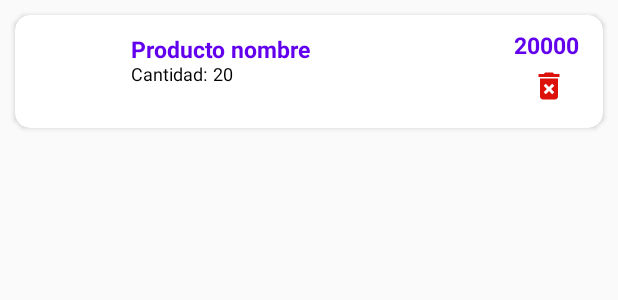
After one commit to carloshuila/EmpredApp, an Android app: the layout cardview_item_pedidos.xml on its own in the app's theme, with its tools: preview values and no code run, on a phone screen of 412 x 824 dp. The commit adds this screen. Shown: the top 300 px of the screen. Run offline under Robolectric (Android 15) with nearby library versions, the phone set to English and light mode, and no system bars.

Commit message:
list pedidos

```diff
--- a/app/src/main/java/edu/aplimovil/emprendapp/categorias/CategoriaActivity.java
+++ /dev/null
@@ -1,4 +0,0 @@
-package edu.aplimovil.emprendapp.categorias;
-
-public class CategoriaActivity {
-}
--- a/app/src/main/java/edu/aplimovil/emprendapp/postres/AdapterPostres.java
+++ b/app/src/main/java/edu/aplimovil/emprendapp/postres/AdapterPostres.java
@@ -63,8 +63,6 @@ public class AdapterPostres extends RecyclerView.Adapter<AdapterPostres.MyViewHo
                 }
             });
 
-
-
         }
 
         @Override
--- /dev/null
+++ b/app/src/main/res/drawable/delete.xml
@@ -0,0 +1,5 @@
+<vector android:height="24dp" android:tint="#DC120A"
+    android:viewportHeight="24" android:viewportWidth="24"
+    android:width="24dp" xmlns:android="http://schemas.android.com/apk/res/android">
+    <path android:fillColor="@android:color/white" android:pathData="M6,19c0,1.1 0.9,2 2,2h8c1.1,0 2,-0.9 2,-2L18,7L6,7v12zM8.46,11.88l1.41,-1.41L12,12.59l2.12,-2.12 1.41,1.41L13.41,14l2.12,2.12 -1.41,1.41L12,15.41l-2.12,2.12 -1.41,-1.41L10.59,14l-2.13,-2.12zM15.5,4l-1,-1h-5l-1,1L5,4v2h14L19,4z"/>
+</vector>
--- /dev/null
+++ b/app/src/main/res/layout/cardview_item_pedidos.xml
@@ -0,0 +1,97 @@
+<?xml version="1.0" encoding="utf-8"?>
+<androidx.cardview.widget.CardView xmlns:android="http://schemas.android.com/apk/res/android"
+    xmlns:tools="http://schemas.android.com/tools"
+    android:id="@+id/id_cardViewPedidos"
+    android:layout_width="match_parent"
+    android:layout_height="75dp"
+    xmlns:app="http://schemas.android.com/apk/res-auto"
+    android:layout_margin="10dp"
+    app:cardCornerRadius="10dp"
+    android:clickable="true"
+    android:foreground="?android:attr/selectableItemBackground">
+
+
+    <androidx.constraintlayout.widget.ConstraintLayout
+        android:layout_width="match_parent"
+        android:layout_height="match_parent"
+        android:orientation="vertical">
+
+        <ImageView
+            android:id="@+id/id_pedido_img"
+            android:layout_width="65dp"
+            android:layout_height="65dp"
+            android:layout_marginStart="4dp"
+            android:background="@color/colorBlanco"
+            android:contentDescription="TODO"
+            android:scaleType="centerCrop"
+            app:layout_constraintBottom_toBottomOf="parent"
+            app:layout_constraintStart_toStartOf="parent"
+            app:layout_constraintTop_toTopOf="parent" />
+
+        <TextView
+            android:id="@+id/id_pedido_nombre"
+            android:layout_width="122dp"
+            android:layout_height="17dp"
+            android:layout_marginTop="12dp"
+            android:background="@color/colorCintaCard"
+            android:text="Producto nombre"
+            android:textColor="@color/colorPrimary"
+            android:textSize="15sp"
+            android:textStyle="bold"
+            app:layout_constraintEnd_toEndOf="parent"
+            app:layout_constraintHorizontal_bias="0.039"
+            app:layout_constraintStart_toEndOf="@+id/id_pedido_img"
+            app:layout_constraintTop_toTopOf="parent" />
+
+        <TextView
+            android:id="@+id/etiquetacantidad"
+            android:layout_width="wrap_content"
+            android:layout_height="wrap_content"
+            android:layout_marginStart="8dp"
+            android:layout_marginBottom="28dp"
+            android:text="Cantidad:"
+            android:textColor="@color/colorNegro"
+            android:textSize="12sp"
+            app:layout_constraintBottom_toBottomOf="parent"
+            app:layout_constraintStart_toEndOf="@+id/id_pedido_img" />
+
+        <TextView
+            android:id="@+id/id_pedido_cant"
+            android:layout_width="wrap_content"
+            android:layout_height="wrap_content"
+            android:layout_marginStart="4dp"
+            android:layout_marginBottom="28dp"
+            android:text="20"
+            android:textColor="@color/colorNegro"
+            android:textSize="12sp"
+            app:layout_constraintBottom_toBottomOf="parent"
+            app:layout_constraintStart_toEndOf="@+id/etiquetacantidad" />
+
+        <TextView
+            android:id="@+id/id_pedidos_total"
+            android:layout_width="wrap_content"
+            android:layout_height="wrap_content"
+            android:layout_marginEnd="16dp"
+            android:text="20000"
+            android:textColor="@color/colorPrimary"
+            android:textSize="15sp"
+            android:textStyle="bold"
+            app:layout_constraintBottom_toTopOf="@+id/id_pedidos_eliminar"
+            app:layout_constraintEnd_toEndOf="parent"
+            app:layout_constraintHorizontal_bias="1.0"
+            app:layout_constraintStart_toEndOf="@+id/id_pedido_nombre"
+            app:layout_constraintTop_toTopOf="parent"
+            app:layout_constraintVertical_bias="0.666" />
+
+        <ImageView
+            android:id="@+id/id_pedidos_eliminar"
+            android:layout_width="wrap_content"
+            android:layout_height="wrap_content"
+            android:layout_marginEnd="24dp"
+            android:layout_marginBottom="16dp"
+            app:layout_constraintBottom_toBottomOf="parent"
+            app:layout_constraintEnd_toEndOf="parent"
+            app:srcCompat="@drawable/delete" />
+
+    </androidx.constraintlayout.widget.ConstraintLayout>
+</androidx.cardview.widget.CardView>
--- a/app/src/main/res/values/strings.xml
+++ b/app/src/main/res/values/strings.xml
@@ -1,3 +1,4 @@
 <resources>
     <string name="app_name">EmprendApp</string>
+    <string name="btn_comprar">AGREGAR AL CARRITO</string>
 </resources>
```
Also changed, not shown: app/src/main/java/edu/aplimovil/emprendapp/menu/PedidosActivity.java (+49 -1 lines), app/src/main/java/edu/aplimovil/emprendapp/pedido/AdapterPedido.java (added, +89 -0 lines), app/src/main/java/edu/aplimovil/emprendapp/pedido/Pedido.java (added, +60 -0 lines), app/src/main/java/edu/aplimovil/emprendapp/postres/Postre.java (+39 -33 lines), app/src/main/java/edu/aplimovil/emprendapp/postres/PostreConectActivity.java (+43 -5 lines), app/src/main/java/edu/aplimovil/emprendapp/productos/Productos.java (added, +33 -0 lines), app/src/main/java/edu/aplimovil/emprendapp/quesos/Queso.java (+32 -1 lines), app/src/main/res/drawable/add_to_cart_bg.xml (added, +13 -0 lines), app/src/main/res/layout/activity_pedidos.xml (+13 -14 lines), app/src/main/res/layout/activity_postre.xml (+60 -32 lines).
